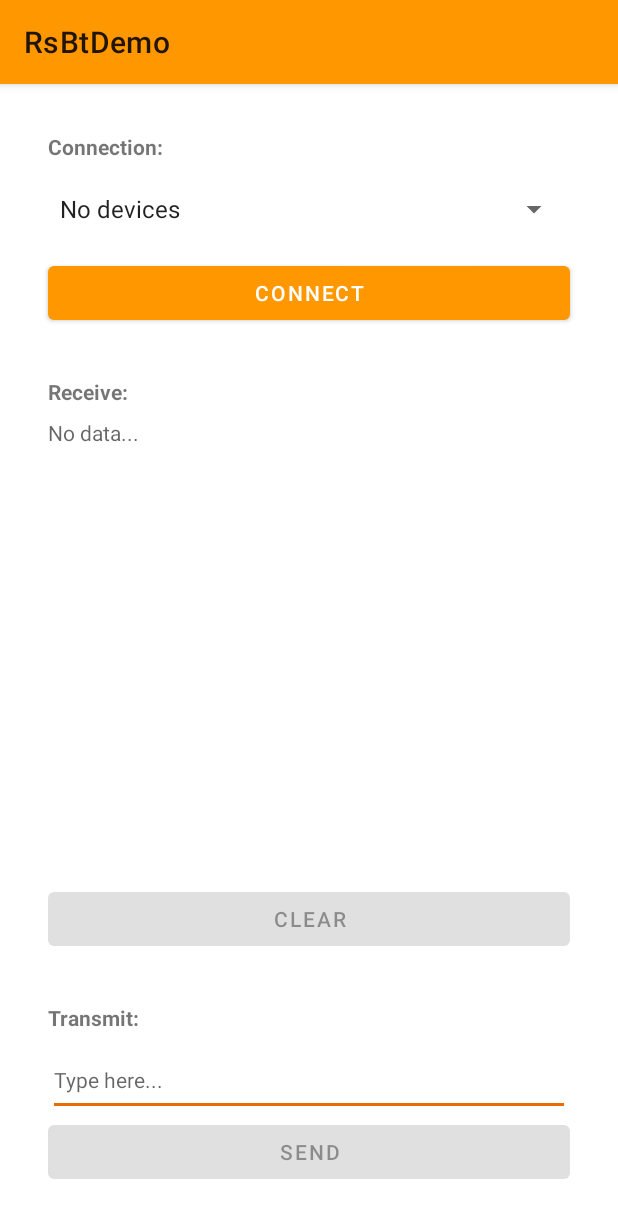
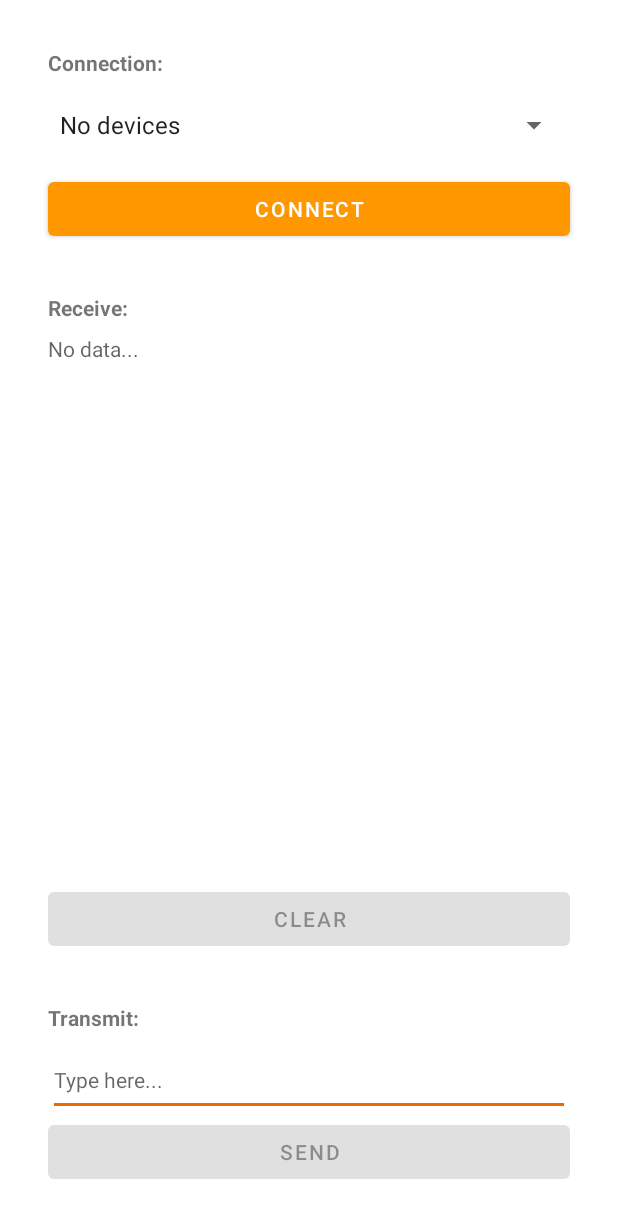
Before and after one commit to RocketScientist26/Android_Bluetooth_Library_-_RsBt, an Android app: the screen it shows after launch (MainActivity), on a phone screen of 412 x 824 dp. Shown: the top 1218 px of the screen. Run offline under Robolectric (Android 15) with nearby library versions, the phone set to English and light mode, and no system bars.

Commit message:
Themes updated

```diff
--- a/RsBtDemo/app/src/main/res/values-night/themes.xml
+++ b/RsBtDemo/app/src/main/res/values-night/themes.xml
@@ -1,5 +1,5 @@
 <resources>
-    <style name="Theme.RsBtDemo" parent="Theme.MaterialComponents.Light">
+    <style name="Theme.RsBtDemo" parent="Theme.MaterialComponents.Light.NoActionBar">
 
         <!-- Primary brand color. -->
         <item name="colorPrimary">@color/orange</item>
--- a/RsBtDemo/app/src/main/res/values/themes.xml
+++ b/RsBtDemo/app/src/main/res/values/themes.xml
@@ -1,5 +1,5 @@
 <resources>
-    <style name="Theme.RsBtDemo" parent="Theme.MaterialComponents.Light">
+    <style name="Theme.RsBtDemo" parent="Theme.MaterialComponents.Light.NoActionBar">
 
         <!-- Primary brand color. -->
         <item name="colorPrimary">@color/orange</item>
```
